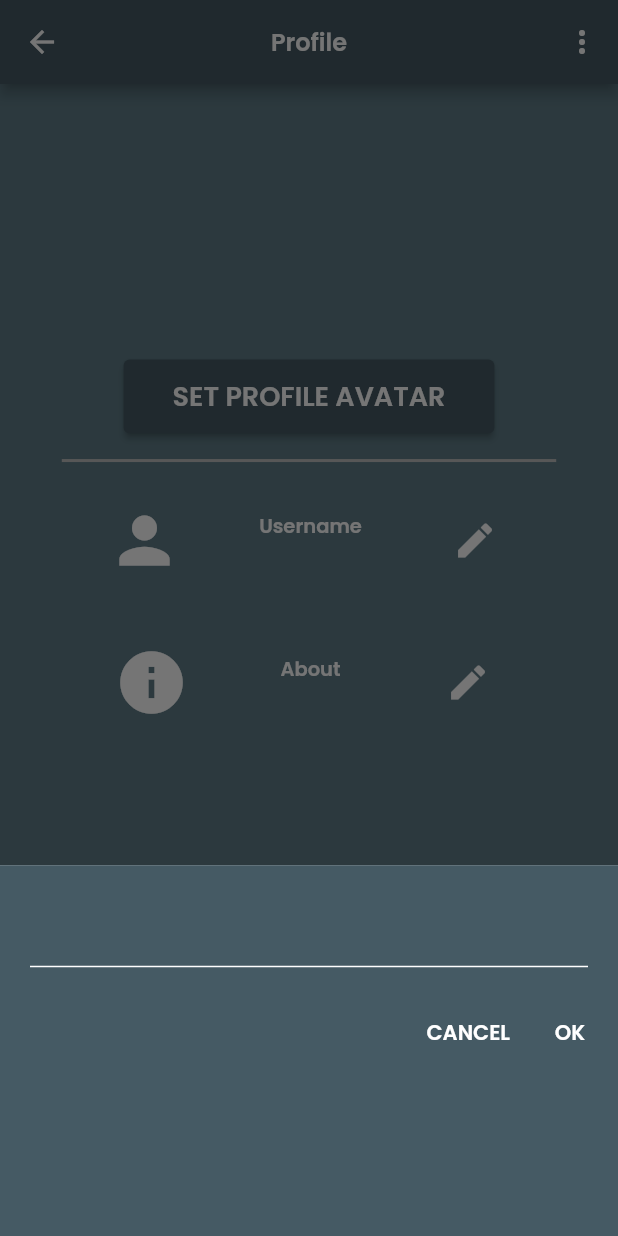
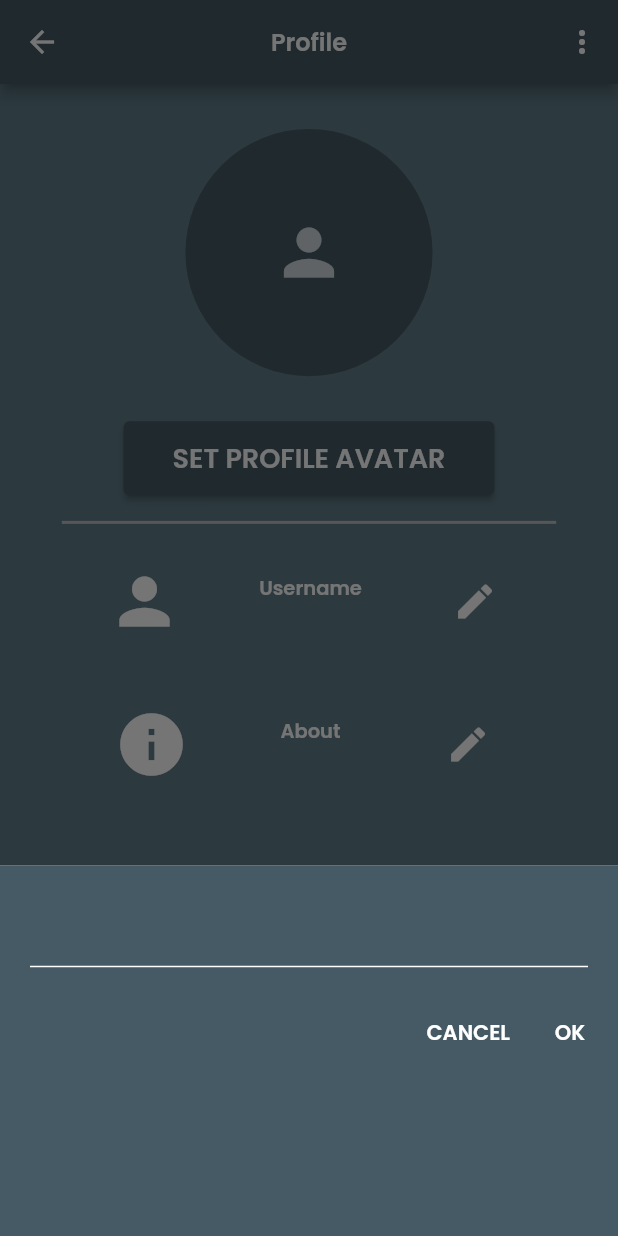
Before and after one commit to Adam-Rao/Bonga-Android-App, a Flutter app: the ProfileScreen screen opened by its route, after a tap on "Username", on a phone screen of 412 x 824 dp. Run offline on Flutter 3.47's test engine with Material 2 defaults, Android fonts, the light colour scheme and no system bars; our stand-ins replace adaptive_dialog, cloud_firestore, connectivity_plus, firebase_auth, firebase_core, firebase_storage and 4 more; accounts and stored records are empty.

Commit message:
Refactors code, creates various handlers

```diff
--- a/bonga/lib/constants.dart
+++ b/bonga/lib/constants.dart
@@ -1,4 +1,3 @@
-import 'package:connectivity_plus/connectivity_plus.dart';
 import 'package:flutter/material.dart';
 import 'package:flutter/painting.dart';
 
@@ -42,25 +41,8 @@ Function kGetDeviceWidth = (BuildContext context) {
 // Popup menu value
 enum kPopUpMenuValues { Profile, Settings, Logout }
 
-// Navigator functions
-
-Function kNormalPush = (BuildContext context, String routeName) {
-  Navigator.pushNamed(context, routeName);
-};
-
 double kAuthButtonHeightRatio = 0.08;
 double kAuthButtonWidthRatio = 0.85;
-
-Function kSizeSetter = (BuildContext context, String sizeType, double ratio) {
-  switch (sizeType) {
-    case 'Height':
-      return kGetDeviceHeight(context) * ratio;
-    case 'Width':
-      return kGetDeviceWidth(context) * ratio;
-    default:
-      break;
-  }
-};
 
 //Validators
 String kEmptyEmailValidatorError = 'Please enter an email address';
@@ -169,16 +151,5 @@ Function kShowBottomSheet =
   );
 };
 
-Future<bool> kCheckConnectivity() async {
-  var connectivityResult = await (Connectivity().checkConnectivity());
-
-  if (connectivityResult == ConnectivityResult.mobile ||
-      connectivityResult == ConnectivityResult.wifi) {
-    return true;
-  } else {
-    return false;
-  }
-}
-
 String kDeleteAccountInformation =
     'This operation is irreversible.\nAll data associated with this account will be deleted.';
--- /dev/null
+++ b/bonga/lib/handlers/navigation_handler.dart
@@ -0,0 +1,5 @@
+import 'package:flutter/material.dart';
+
+Function normalPush = (BuildContext context, String routeName) {
+  Navigator.pushNamed(context, routeName);
+};
--- /dev/null
+++ b/bonga/lib/handlers/size_setter_handler.dart
@@ -0,0 +1,14 @@
+import 'package:flutter/material.dart';
+
+import '../constants.dart';
+
+Function sizeSetter = (BuildContext context, String sizeType, double ratio) {
+  switch (sizeType) {
+    case 'Height':
+      return kGetDeviceHeight(context) * ratio;
+    case 'Width':
+      return kGetDeviceWidth(context) * ratio;
+    default:
+      break;
+  }
+};
--- a/bonga/lib/views/chat_screen.dart
+++ b/bonga/lib/views/chat_screen.dart
@@ -1,4 +1,5 @@
 import 'package:bonga/constants.dart';
+import 'package:bonga/handlers/size_setter_handler.dart';
 import 'package:bonga/views/components/app_bar.dart';
 import 'package:bonga/views/components/chat_screen_user_input.dart';
 import 'package:bonga/views/components/indicator.dart';
@@ -138,10 +139,10 @@ class _ChatScreenBodyState extends State<ChatScreenBody> {
                                   child: Padding(
                                     padding: _message['author_id'] != _userID
                                         ? EdgeInsets.only(
-                                            right: kSizeSetter(
+                                            right: sizeSetter(
                                                 context, 'Width', 0.3))
                                         : EdgeInsets.only(
-                                            left: kSizeSetter(
+                                            left: sizeSetter(
                                                 context, 'Width', 0.3)),
                                     child: MessageBubble(
                                       _message['author_id'] != _userID
--- a/bonga/lib/views/components/chat_screen_user_input.dart
+++ b/bonga/lib/views/components/chat_screen_user_input.dart
@@ -1,3 +1,4 @@
+import 'package:bonga/handlers/size_setter_handler.dart';
 import 'package:cloud_firestore/cloud_firestore.dart';
 import 'package:flutter/material.dart';
 
@@ -36,7 +37,7 @@ class _UserInputComponentState extends State<UserInputComponent> {
   Widget build(BuildContext context) {
     return Container(
       color: kDarkPrimaryColour,
-      width: kSizeSetter(context, 'Width', 1.0),
+      width: sizeSetter(context, 'Width', 1.0),
       child: Row(
         children: [
           Expanded(
--- a/bonga/lib/views/profile_screen.dart
+++ b/bonga/lib/views/profile_screen.dart
@@ -1,5 +1,6 @@
 import 'package:bonga/constants.dart';
 import 'package:bonga/controllers/account_management.dart';
+import 'package:bonga/handlers/size_setter_handler.dart';
 import 'package:bonga/handlers/upload_image_handler.dart';
 import 'package:bonga/views/components/app_bar.dart';
 import 'package:bonga/views/components/popup_menu.dart';
@@ -76,8 +77,8 @@ class SearchedUserProfileScreen extends StatelessWidget {
                   ? AvatarContainer(
                       MediaQuery.of(context).orientation ==
                               Orientation.portrait
-                          ? kSizeSetter(context, 'Width', 0.15)
-                          : kSizeSetter(context, 'Width', 0.1),
+                          ? sizeSetter(context, 'Width', 0.15)
+                          : sizeSetter(context, 'Width', 0.1),
                       false,
                       null,
                       'Profile Screen',
@@ -85,8 +86,8 @@ class SearchedUserProfileScreen extends StatelessWidget {
                   : AvatarContainer(
                       MediaQuery.of(context).orientation ==
                               Orientation.portrait
-                          ? kSizeSetter(context, 'Width', 0.15)
-                          : kSizeSetter(context, 'Width', 0.1),
+                          ? sizeSetter(context, 'Width', 0.15)
+                          : sizeSetter(context, 'Width', 0.1),
                       true,
                       _args!['profile_picture'],
                       'Profile Screen',
@@ -95,8 +96,8 @@ class SearchedUserProfileScreen extends StatelessWidget {
             Divider(
               thickness: 2.0,
               color: kPrimaryDividerColour,
-              indent: kSizeSetter(context, 'Width', 0.1),
-              endIndent: kSizeSetter(context, 'Width', 0.1),
+              indent: sizeSetter(context, 'Width', 0.1),
+              endIndent: sizeSetter(context, 'Width', 0.1),
             ),
             Column(
               children: [
@@ -202,12 +203,12 @@ class UserProfileScreen extends StatelessWidget {
               children: [
                 Padding(
                   padding: const EdgeInsets.all(30.0),
-                  child: userDetails['profile_picture'] != ""
+                  child: userDetails['profile_picture'] == ""
                       ? AvatarContainer(
                           MediaQuery.of(context).orientation ==
                                   Orientation.portrait
-                              ? kSizeSetter(context, 'Width', 0.15)
-                              : kSizeSetter(context, 'Width', 0.1),
+                              ? sizeSetter(context, 'Width', 0.2)
+                              : sizeSetter(context, 'Width', 0.1),
                           false,
                           null,
                           'Profile Screen',
@@ -215,8 +216,8 @@ class UserProfileScreen extends StatelessWidget {
                       : AvatarContainer(
                           MediaQuery.of(context).orientation ==
                                   Orientation.portrait
-                              ? kSizeSetter(context, 'Width', 0.15)
-                              : kSizeSetter(context, 'Width', 0.1),
+                              ? sizeSetter(context, 'Width', 0.15)
+                              : sizeSetter(context, 'Width', 0.1),
                           true,
                           userDetails['profile_picture'].toString(),
                           'Profile Screen',
@@ -225,8 +226,8 @@ class UserProfileScreen extends StatelessWidget {
                 Container(
                   margin: EdgeInsets.only(
                     bottom: 10.0,
-                    left: kSizeSetter(context, 'Width', 0.2),
-                    right: kSizeSetter(context, 'Width', 0.2),
+                    left: sizeSetter(context, 'Width', 0.2),
+                    right: sizeSetter(context, 'Width', 0.2),
                   ),
                   child: MajorButton(
                     onPress: () async {
@@ -235,18 +236,18 @@ class UserProfileScreen extends StatelessWidget {
                     buttonColour: kDarkPrimaryColour,
                     buttonTextColour: kTextPrimaryColour,
                     buttonText: 'SET PROFILE AVATAR',
-                    buttonWidth: kSizeSetter(context, 'Width', 0.6),
+                    buttonWidth: sizeSetter(context, 'Width', 0.6),
                     buttonHeight: MediaQuery.of(context).orientation ==
                             Orientation.portrait
-                        ? kSizeSetter(context, 'Height', 0.06)
-                        : kSizeSetter(context, 'Height', 0.15),
+                        ? sizeSetter(context, 'Height', 0.06)
+                        : sizeSetter(context, 'Height', 0.15),
                   ),
                 ),
                 Divider(
                   thickness: 2.0,
                   color: kPrimaryDividerColour,
-                  indent: kSizeSetter(context, 'Width', 0.1),
-                  endIndent: kSizeSetter(context, 'Width', 0.1),
+                  indent: sizeSetter(context, 'Width', 0.1),
+                  endIndent: sizeSetter(context, 'Width', 0.1),
                 ),
                 Column(
                   children: [
@@ -294,8 +295,8 @@ class UserProfileScreen extends StatelessWidget {
                         context,
                         MediaQuery.of(context).orientation ==
                                 Orientation.portrait
-                            ? kSizeSetter(context, 'Height', 0.3)
-                            : kSizeSetter(context, 'Height', 0.5),
+                            ? sizeSetter(context, 'Height', 0.3)
+                            : sizeSetter(context, 'Height', 0.5),
                         EditDetail(
                           detailController: _editUsernameController,
                           hintText: '',
@@ -364,8 +365,8 @@ class UserProfileScreen extends StatelessWidget {
                         context,
                         MediaQuery.of(context).orientation ==
                                 Orientation.portrait
-                            ? kSizeSetter(context, 'Height', 0.3)
-                            : kSizeSetter(context, 'Height', 0.5),
+                            ? sizeSetter(context, 'Height', 0.3)
+                            : sizeSetter(context, 'Height', 0.5),
                         EditDetail(
                           detailController: _editAboutController,
                           hintText: '',
```
Also changed, not shown: bonga/lib/handlers/connectivity_handler.dart (added, +12 -0 lines), bonga/lib/views/login_screen.dart (+8 -6 lines), bonga/lib/views/registration_screen.dart (+10 -8 lines), bonga/lib/views/settings_screen.dart (+33 -21 lines), bonga/lib/views/welcome_screen.dart (+24 -21 lines).
